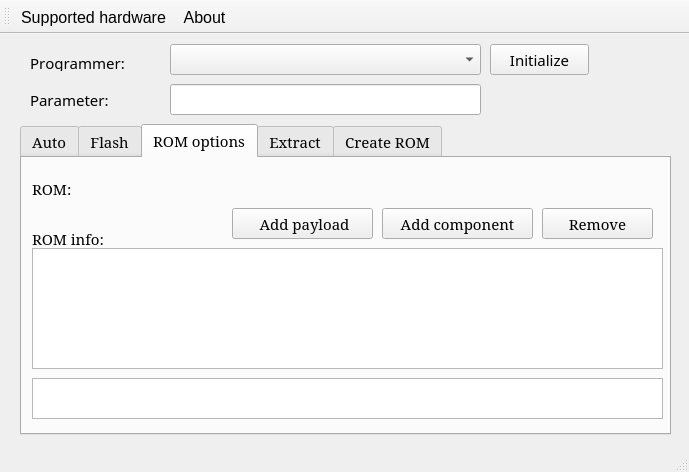
lukaszdmitrowski/coreboot_flashtool, file mainwindow.ui: the form before one commit.
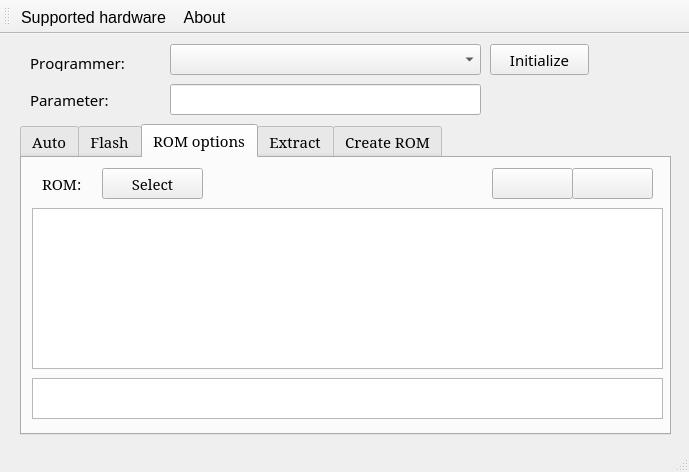
The form after the commit. The open tabs and pages were chosen to show the change. Icons and pictures are not drawn.

What changed in the file:
```diff
--- a/mainwindow.ui
+++ b/mainwindow.ui
@@ -270,88 +270,42 @@
      <attribute name="title">
       <string>ROM options</string>
      </attribute>
-     <widget class="QPushButton" name="b_add_payload">
-      <property name="geometry">
-       <rect>
-        <x>210</x>
-        <y>50</y>
-        <width>141</width>
-        <height>31</height>
-       </rect>
-      </property>
-      <property name="layoutDirection">
-       <enum>Qt::LeftToRight</enum>
-      </property>
-      <property name="text">
-       <string> Add payload</string>
-      </property>
-      <property name="icon">
-       <iconset resource="resources.qrc">
-        <normaloff>:/icons/icons/add.png</normaloff>:/icons/icons/add.png</iconset>
-      </property>
-     </widget>
      <widget class="QPushButton" name="b_remove_comp">
       <property name="geometry">
        <rect>
-        <x>520</x>
-        <y>50</y>
-        <width>111</width>
+        <x>550</x>
+        <y>10</y>
+        <width>81</width>
         <height>31</height>
        </rect>
       </property>
       <property name="text">
-       <string>Remove</string>
+       <string/>
       </property>
       <property name="icon">
        <iconset resource="resources.qrc">
         <normaloff>:/icons/icons/remove.png</normaloff>:/icons/icons/remove.png</iconset>
       </property>
      </widget>
-     <widget class="QLabel" name="l_opt_rom_info">
-      <property name="geometry">
-       <rect>
-        <x>10</x>
-        <y>70</y>
-        <width>91</width>
-        <height>21</height>
-       </rect>
-      </property>
-      <property name="text">
-       <string>ROM info:</string>
-      </property>
-     </widget>
      <widget class="QLabel" name="l_opt_rom">
       <property name="geometry">
        <rect>
-        <x>10</x>
-        <y>20</y>
+        <x>20</x>
+        <y>10</y>
         <width>61</width>
-        <height>21</height>
+        <height>31</height>
        </rect>
       </property>
       <property name="text">
        <string>ROM:</string>
       </property>
      </widget>
-     <widget class="QLabel" name="l_opt_sel_name">
-      <property name="geometry">
-       <rect>
-        <x>80</x>
-        <y>20</y>
-        <width>531</width>
-        <height>20</height>
-       </rect>
-      </property>
-      <property name="text">
-       <string/>
-      </property>
-     </widget>
      <widget class="QPushButton" name="b_add_component">
       <property name="geometry">
        <rect>
-        <x>360</x>
-        <y>50</y>
-        <width>151</width>
+        <x>470</x>
+        <y>10</y>
+        <width>81</width>
         <height>31</height>
        </rect>
       </property>
@@ -359,7 +313,7 @@
        <enum>Qt::LeftToRight</enum>
       </property>
       <property name="text">
-       <string>Add component</string>
+       <string/>
       </property>
       <property name="icon">
        <iconset resource="resources.qrc">
@@ -370,9 +324,9 @@
       <property name="geometry">
        <rect>
         <x>10</x>
-        <y>90</y>
+        <y>50</y>
         <width>631</width>
-        <height>121</height>
+        <height>161</height>
        </rect>
       </property>
      </widget>
@@ -402,6 +356,19 @@
        <number>0</number>
       </property>
      </widget>
+     <widget class="QPushButton" name="b_ropt_select">
+      <property name="geometry">
+       <rect>
+        <x>80</x>
+        <y>10</y>
+        <width>101</width>
+        <height>31</height>
+       </rect>
+      </property>
+      <property name="text">
+       <string>Select</string>
+      </property>
+     </widget>
     </widget>
     <widget class="QWidget" name="tab_extract">
      <attribute name="icon">
```
Left out of the diff: 4 changed lines with no effect on the pictures.
